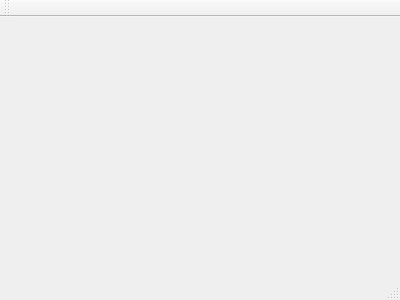
Before: the Qt Designer form window.ui in jekahy/Distributed-White-Board, drawn with Qt 5.
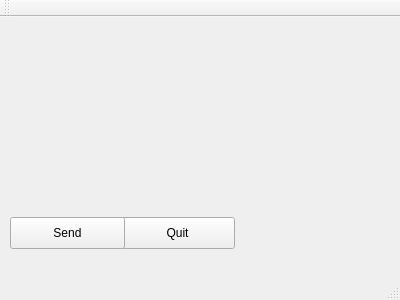
After: the same form once the commit is applied.

What changed in the file:
```diff
--- a/window.ui
+++ b/window.ui
@@ -12,13 +12,55 @@
   <property name="windowTitle" >
    <string>Window</string>
   </property>
-  <widget class="QMenuBar" name="menuBar" />
-  <widget class="QToolBar" name="mainToolBar" />
-  <widget class="QWidget" name="centralWidget" />
-  <widget class="QStatusBar" name="statusBar" />
+  <widget class="QWidget" name="centralWidget">
+   <widget class="QPushButton" name="button">
+    <property name="geometry">
+     <rect>
+      <x>120</x>
+      <y>200</y>
+      <width>115</width>
+      <height>32</height>
+     </rect>
+    </property>
+    <property name="text">
+     <string>Quit</string>
+    </property>
+   </widget>
+   <widget class="QPushButton" name="pushButton">
+    <property name="geometry">
+     <rect>
+      <x>10</x>
+      <y>200</y>
+      <width>115</width>
+      <height>32</height>
+     </rect>
+    </property>
+    <property name="text">
+     <string>Send</string>
+    </property>
+   </widget>
+  </widget>
+  <widget class="QMenuBar" name="menuBar">
+   <property name="geometry">
+    <rect>
+     <x>0</x>
+     <y>0</y>
+     <width>400</width>
+     <height>22</height>
+    </rect>
+   </property>
+  </widget>
+  <widget class="QToolBar" name="mainToolBar">
+   <attribute name="toolBarArea">
+    <enum>TopToolBarArea</enum>
+   </attribute>
+   <attribute name="toolBarBreak">
+    <bool>false</bool>
+   </attribute>
+  </widget>
+  <widget class="QStatusBar" name="statusBar"/>
  </widget>
- <layoutDefault spacing="6" margin="11" />
- <pixmapfunction></pixmapfunction>
+ <layoutdefault spacing="6" margin="11"/>
  <resources/>
  <connections/>
 </ui>
```
Left out of the diff: 7 changed lines with no effect on the pictures.
